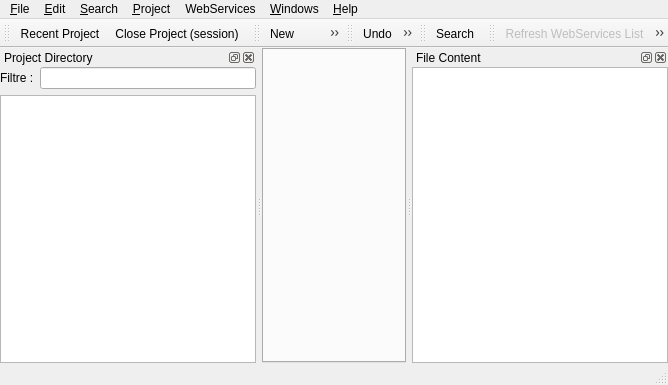
First picture: the form in ui/mainform.ui, repository phoenix741/xinx, before the edit.
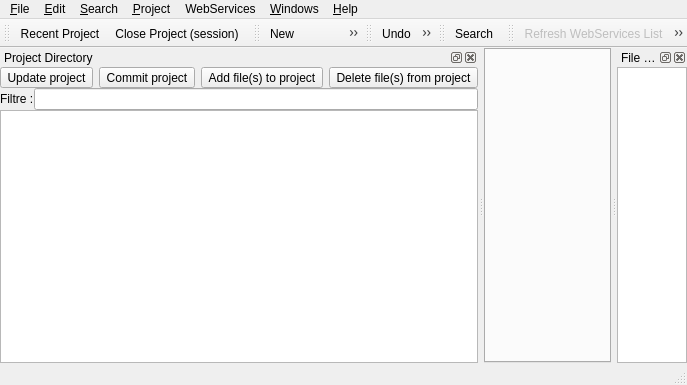
Second picture: the form after the edit. Icons and pictures are not drawn. Custom widgets are drawn as their Qt base class.

```diff
--- a/ui/mainform.ui
+++ b/ui/mainform.ui
@@ -34,7 +34,7 @@
      <x>0</x>
      <y>0</y>
      <width>668</width>
-     <height>19</height>
+     <height>26</height>
     </rect>
    </property>
    <widget class="QMenu" name="m_helpMenu" >
@@ -249,20 +249,83 @@
       <number>0</number>
      </property>
      <property name="spacing" >
-      <number>6</number>
+      <number>0</number>
      </property>
-     <item row="0" column="1" >
-      <widget class="QLineEdit" name="m_filtreLineEdit" />
+     <item row="2" column="0" colspan="2" >
+      <widget class="QTreeView" name="m_projectDirectoryTreeView" />
      </item>
-     <item row="0" column="0" >
+     <item row="1" column="0" >
       <widget class="QLabel" name="label" >
        <property name="text" >
         <string>Filtre :</string>
        </property>
       </widget>
      </item>
-     <item row="1" column="0" colspan="2" >
-      <widget class="QTreeView" name="m_projectDirectoryTreeView" />
+     <item row="0" column="0" colspan="2" >
+      <layout class="QHBoxLayout" >
+       <property name="margin" >
+        <number>0</number>
+       </property>
+       <property name="spacing" >
+        <number>6</number>
+       </property>
+       <item>
+        <widget class="QToolButton" name="m_updateProjectBtn" >
+         <property name="text" >
+          <string>Update project</string>
+         </property>
+         <property name="icon" >
+          <iconset resource="../images/application.qrc" >:/kdesvnupdate.png</iconset>
+         </property>
+        </widget>
+       </item>
+       <item>
+        <widget class="QToolButton" name="m_commitProjectBtn" >
+         <property name="text" >
+          <string>Commit project</string>
+         </property>
+         <property name="icon" >
+          <iconset resource="../images/application.qrc" >:/kdesvncommit.png</iconset>
+         </property>
+        </widget>
+       </item>
+       <item>
+        <widget class="QToolButton" name="m_addFileToProjectBtn" >
+         <property name="text" >
+          <string>Add file(s) to project</string>
+         </property>
+         <property name="icon" >
+          <iconset resource="../images/application.qrc" >:/kdesvnadd.png</iconset>
+         </property>
+        </widget>
+       </item>
+       <item>
+        <widget class="QToolButton" name="m_deleteFileFromProject" >
+         <property name="text" >
+          <string>Delete file(s) from project</string>
+         </property>
+         <property name="icon" >
+          <iconset resource="../images/application.qrc" >:/kdesvndelete.png</iconset>
+         </property>
+        </widget>
+       </item>
+       <item>
+        <spacer>
+         <property name="orientation" >
+          <enum>Qt::Horizontal</enum>
+         </property>
+         <property name="sizeHint" >
+          <size>
+           <width>141</width>
+           <height>20</height>
+          </size>
+         </property>
+        </spacer>
+       </item>
+      </layout>
+     </item>
+     <item row="1" column="1" >
+      <widget class="QLineEdit" name="m_filtreLineEdit" />
      </item>
     </layout>
    </widget>
```
